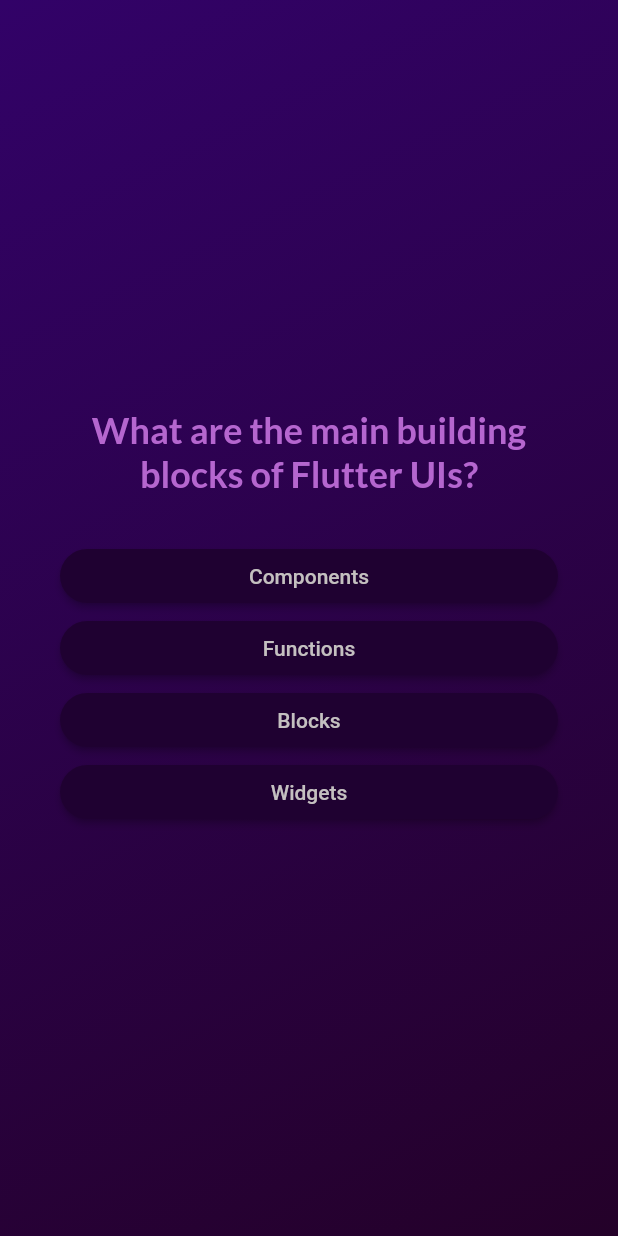
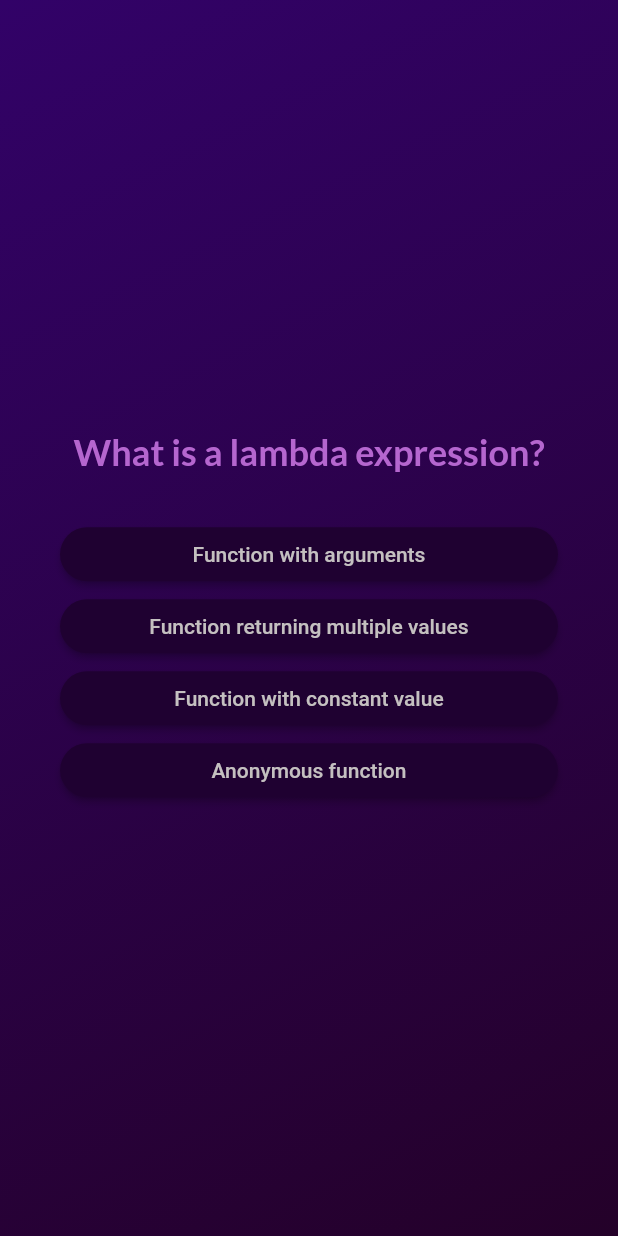
Before and after one commit to IgnacyBerent/Flutter-Quiz_App, a Flutter app: the screen it shows after launch, after a tap on "Start Quiz", on a phone screen of 412 x 824 dp. Run offline on Flutter 3.47's test engine with Material 2 defaults, Android fonts, the phone set to English and light mode, and no system bars; our stand-ins replace google_fonts.

Commit message:
Updating questions on python/kotlin

```diff
--- a/lib/data/questions.dart
+++ b/lib/data/questions.dart
@@ -1,55 +1,62 @@
 import 'package:quiz_app/models/quiz_question.dart';
 
 const questions = [
-  QuizQuestion(
-    'What are the main building blocks of Flutter UIs?',
-    [
-      'Widgets',
-      'Components',
-      'Blocks',
-      'Functions',
-    ],
-  ),
-  QuizQuestion('How are Flutter UIs built?', [
-    'By combining widgets in code',
-    'By combining widgets in a visual editor',
-    'By defining widgets in config files',
-    'By using XCode for iOS and Android Studio for Android',
+  QuizQuestion('What is a lambda expression?', [
+    'Anonymous function',
+    'Function with arguments',
+    'Function with constant value',
+    'Function returning multiple values'
+  ]),
+  QuizQuestion('What does the map function do in Python?', [
+    'Processes iterable elements',
+    'Filters data',
+    'Sorts data',
+    'Reduces data'
+  ]),
+  QuizQuestion('How are decorators used in Python?', [
+    'Wrap functions with an annotation',
+    'Set default argument values',
+    'Create new functions',
+    'Decorates code'
+  ]),
+  QuizQuestion('What does the filter function do?', [
+    'Filters elements based on a specified condition',
+    'Maps elements to other values',
+    'Sorts elements',
+    'Concatenates elements into a single string'
+  ]),
+  QuizQuestion('Which operator is used for sorting a list in Kotlin?',
+      ['sorted()', 'order()', 'arrange()', 'sort()']),
+  QuizQuestion('What does the reduce function do?', [
+    'Reduces a list to a single value',
+    'Filters list elements',
+    'Maps list elements',
+    'Sorts list elements'
+  ]),
+  QuizQuestion('In Kotlin, what are higher-order functions?', [
+    'Functions that operate on other functions',
+    'Functions with constant values',
+    'Functions with arguments',
+    'Functions returning multiple values'
+  ]),
+  QuizQuestion('What is the purpose of the @JvmStatic decorator in Kotlin?', [
+    'Enables calling the method from Java',
+    'Marks the function as static',
+    'Creates an instance of an object',
+    'Marks the function as public'
+  ]),
+  QuizQuestion('What is a higher-order function in Python?', [
+    'A function that takes other functions as arguments or returns them as values',
+    'A function with higher performance',
+    'A function with multiple arguments',
+    'A function with built-in documentation'
   ]),
   QuizQuestion(
-    'What\'s the purpose of a StatefulWidget?',
-    [
-      'Update UI as data changes',
-      'Update data as UI changes',
-      'Ignore data changes',
-      'Render UI that does not depend on data',
-    ],
-  ),
-  QuizQuestion(
-    'Which widget should you try to use more often: StatelessWidget or StatefulWidget?',
-    [
-      'StatelessWidget',
-      'StatefulWidget',
-      'Both are equally good',
-      'None of the above',
-    ],
-  ),
-  QuizQuestion(
-    'What happens if you change data in a StatelessWidget?',
-    [
-      'The UI is not updated',
-      'The UI is updated',
-      'The closest StatefulWidget is updated',
-      'Any nested StatefulWidgets are updated',
-    ],
-  ),
-  QuizQuestion(
-    'How should you update data inside of StatefulWidgets?',
-    [
-      'By calling setState()',
-      'By calling updateData()',
-      'By calling updateUI()',
-      'By calling updateState()',
-    ],
-  ),
+      'In Python, when using the Callable type hint like Callable[..., int], what does the first argument represent?',
+      [
+        'Input function can have any numbers of parameters',
+        'The return type of the callable',
+        'Input function doesn\'t have any parameters',
+        'The name of the callable'
+      ]),
 ];
--- a/lib/main_view.dart
+++ b/lib/main_view.dart
@@ -19,7 +19,7 @@ class MainView extends StatelessWidget {
           ),
           const SizedBox(height: 80),
           Text(
-            "Learn Flutter the fun way!",
+            "Learn mad happly!",
             style: GoogleFonts.lato(
               color: const Color.fromARGB(255, 185, 151, 240),
               fontSize: 22,
```
